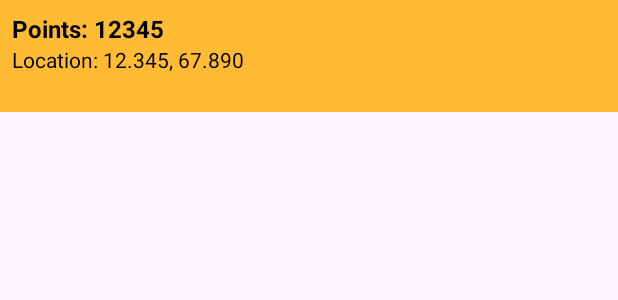
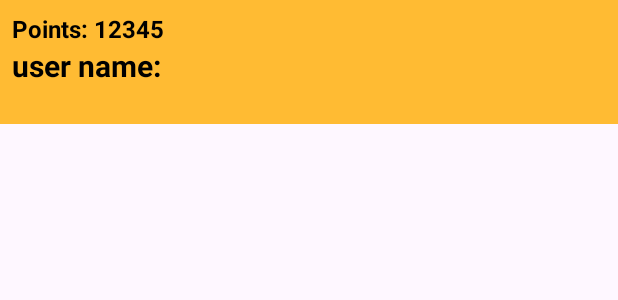
Before and after one commit to Itayraz12/rockets_game, an Android app: the layout record_item.xml on its own in the app's theme, with its tools: preview values and no code run, on a phone screen of 412 x 824 dp. Shown: the top 300 px of the screen. Run offline under Robolectric (Android 15) with nearby library versions, the light colour scheme and no system bars.

Commit message:
Add location setting to record and trim records list to only 5 records

```diff
--- a/app/src/main/AndroidManifest.xml
+++ b/app/src/main/AndroidManifest.xml
@@ -1,7 +1,8 @@
 <?xml version="1.0" encoding="utf-8"?>
 <manifest xmlns:android="http://schemas.android.com/apk/res/android"
     xmlns:tools="http://schemas.android.com/tools">
-
+    <uses-permission android:name="android.permission.ACCESS_FINE_LOCATION" />
+    <uses-permission android:name="android.permission.ACCESS_COARSE_LOCATION" />
     <uses-permission android:name="android.permission.VIBRATE" />
     <application
         android:allowBackup="true"
--- a/app/src/main/java/com/example/first_assignment/RecordsActivity.java
+++ b/app/src/main/java/com/example/first_assignment/RecordsActivity.java
@@ -57,6 +57,11 @@ public class RecordsActivity extends AppCompatActivity {
     private void loadRecordData() {
         List<Record> records = recordManager.loadRecords();
         if (records != null && !records.isEmpty()) {
+            // Ensure only the top 5 records are shown
+            if (records.size() > 5) {
+                records = new ArrayList<>(records.subList(0, 5));
+            }
+
             Log.d("RecordsActivity", "Records loaded: " + records.size());
             for (Record record : records) {
                 Log.d("RecordsActivity", record.toString());
@@ -69,6 +74,7 @@ public class RecordsActivity extends AppCompatActivity {
         }
     }
 
+
     private void navigateToHomePage() {
         Intent intent = new Intent(this, homePage_activity.class);
         startActivity(intent);
--- a/app/src/main/res/layout/record_item.xml
+++ b/app/src/main/res/layout/record_item.xml
@@ -19,10 +19,10 @@
         android:id="@+id/record_lat_lon"
         android:layout_width="wrap_content"
         android:layout_height="wrap_content"
-
-        android:textSize="14sp"
+        android:textStyle="bold"
+        android:textSize="20sp"
         android:textColor="@color/black"
-        tools:text="Location: 12.345, 67.890" />
+        tools:text="user name: " />
 
     <View
         android:layout_width="match_parent"
```
Also changed, not shown: app/src/main/java/com/example/first_assignment/MainActivity.java (+61 -5 lines).
